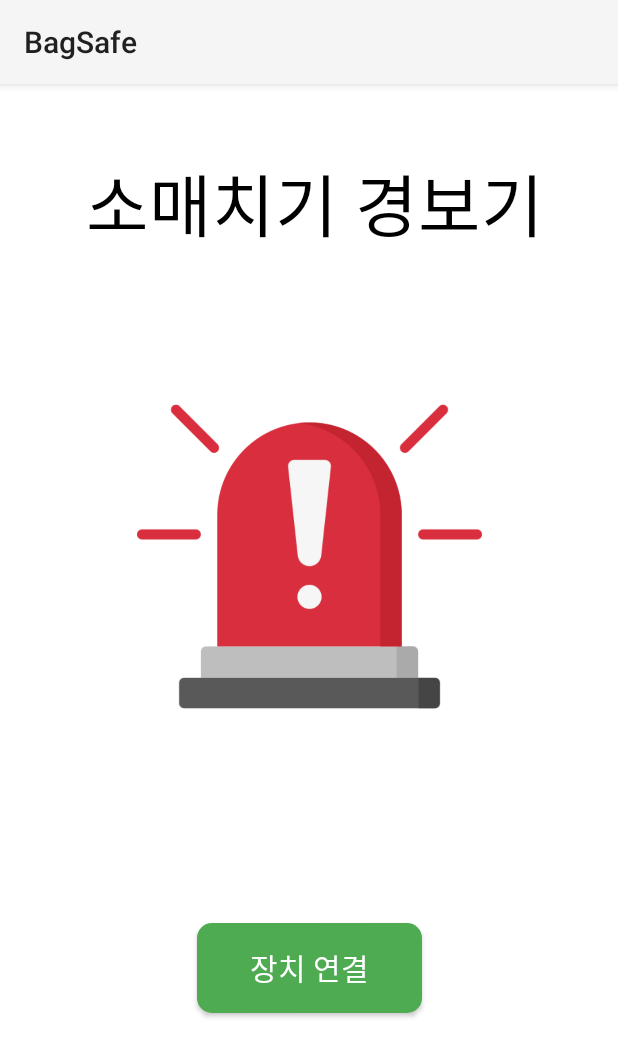
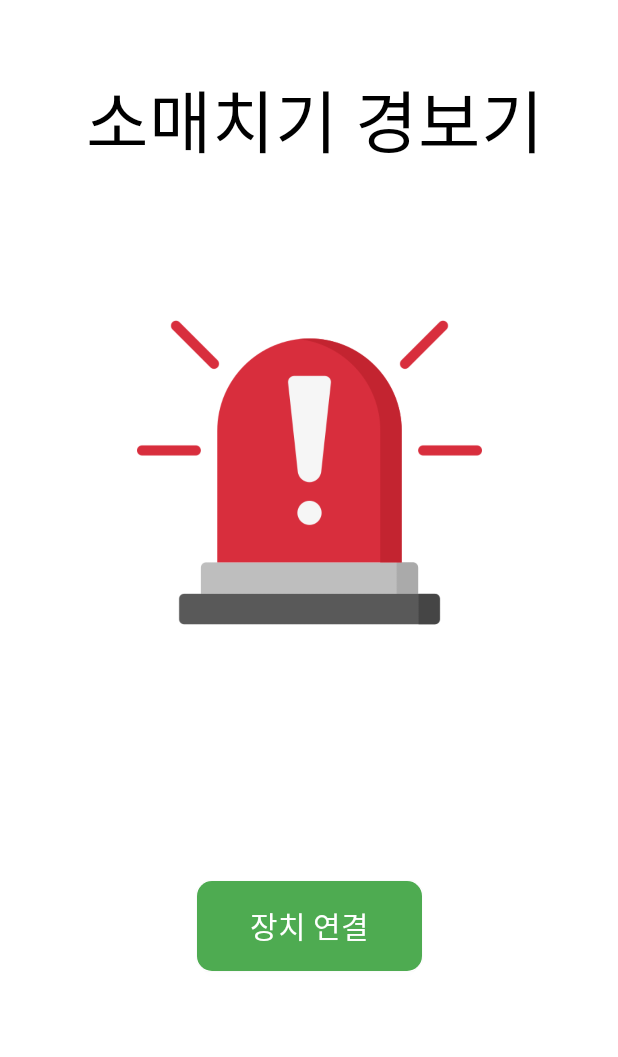
Before and after one commit to Milky-Way00/BagSafe0, an Android app: the screen it shows after launch (MainActivity), on a phone screen of 412 x 824 dp. Shown: the top 1057 px of the screen. Run offline under Robolectric (Android 15) with nearby library versions, the phone set to English and light mode, and no system bars.

Commit message:
BagSafe Project

```diff
--- a/app/src/main/AndroidManifest.xml
+++ b/app/src/main/AndroidManifest.xml
@@ -28,7 +28,7 @@
         android:allowBackup="true"
         android:icon="@mipmap/ic_mainlauncher"
         android:label="@string/app_name"
-        android:theme="@style/Theme.AppCompat.Light"
+        android:theme="@style/Base.Theme.TEST"
         android:roundIcon="@mipmap/ic_launcher_round"
         tools:targetApi="31">
 
--- /dev/null
+++ b/app/src/main/res/drawable/notification_important_24dp.xml
@@ -0,0 +1,9 @@
+<vector xmlns:android="http://schemas.android.com/apk/res/android"
+    android:width="24dp"
+    android:height="24dp"
+    android:viewportWidth="960"
+    android:viewportHeight="960">
+  <path
+      android:pathData="M440,520h80v-200h-80v200ZM480,640q17,0 28.5,-11.5T520,600q0,-17 -11.5,-28.5T480,560q-17,0 -28.5,11.5T440,600q0,17 11.5,28.5T480,640ZM160,760v-80h80v-280q0,-83 50,-147.5T420,168v-28q0,-25 17.5,-42.5T480,80q25,0 42.5,17.5T540,140v28q80,20 130,84.5T720,400v280h80v80L160,760ZM480,460ZM480,880q-33,0 -56.5,-23.5T400,800h160q0,33 -23.5,56.5T480,880ZM320,680h320v-280q0,-66 -47,-113t-113,-47q-66,0 -113,47t-47,113v280Z"
+      android:fillColor="#e3e3e3"/>
+</vector>
--- /dev/null
+++ b/app/src/main/res/font/nanumbold.xml
@@ -0,0 +1,6 @@
+<?xml version="1.0" encoding="utf-8"?>
+<font-family xmlns:android="http://schemas.android.com/apk/res/android">
+    <font
+        android:fontStyle="normal"
+        android:font="@font/nanumbarungothicbold"></font>
+</font-family>
--- a/app/src/main/res/layout/activity_control.xml
+++ b/app/src/main/res/layout/activity_control.xml
@@ -35,6 +35,7 @@
         android:id="@+id/btn_power"
         android:layout_width="match_parent"
         android:layout_height="55dp"
+        android:fontFamily="@font/nanumbold"
         android:text="알림 켜기"
         android:textSize="20sp"
         android:textColor="#000000"
@@ -51,6 +52,7 @@
         android:layout_width="match_parent"
         android:layout_height="55dp"
         android:background="@drawable/btn_disable"
+        android:fontFamily="@font/nanumbold"
         android:text="연결 해제"
         android:textSize="20sp"
         android:textColor="#000000"
--- a/app/src/main/res/layout/activity_main.xml
+++ b/app/src/main/res/layout/activity_main.xml
@@ -32,6 +32,7 @@
         android:layout_width="150dp"
         android:layout_height="60dp"
         android:background="@drawable/btn_able"
+        android:fontFamily="@font/nanumbold"
         android:text="장치 연결"
         android:textColor="#FFFFFF"
         android:textSize="20sp"
@@ -46,6 +47,7 @@
         android:layout_width="380dp"
         android:layout_height="120dp"
         android:text="소매치기 경보기"
+        android:fontFamily="@font/nanumbold"
         android:textColor="#000000"
         android:textSize="45sp"
         android:textAlignment="center"
--- a/app/src/main/res/layout/dialog_confirm.xml
+++ b/app/src/main/res/layout/dialog_confirm.xml
@@ -11,6 +11,7 @@
         android:layout_width="match_parent"
         android:layout_height="wrap_content"
         android:text="연결하시겠습니까?"
+        android:fontFamily="@font/nanumbold"
         android:textColor="#000000"
         android:textSize="25sp"/>
 
@@ -26,6 +27,7 @@
             android:layout_width="0dp"
             android:layout_height="wrap_content"
             android:layout_weight="1"
+            android:fontFamily="@font/nanumbold"
             android:text="네"
             android:textSize="18dp"
             android:backgroundTint="#4CAF50"
@@ -37,6 +39,7 @@
             android:layout_width="0dp"
             android:layout_height="wrap_content"
             android:layout_weight="1"
+            android:fontFamily="@font/nanumbold"
             android:text="아니요"
             android:textSize="18dp"
             android:background="@drawable/btn_disable"/>
--- a/app/src/main/res/values-night/themes.xml
+++ b/app/src/main/res/values-night/themes.xml
@@ -1,7 +1,11 @@
 <resources xmlns:tools="http://schemas.android.com/tools">
     <!-- Base application theme. -->
-    <style name="Base.Theme.TEST" parent="Theme.Material3.DayNight.NoActionBar">
+    <style name="Base.Theme.TEST" parent="Theme.AppCompat.Light.NoActionBar">
         <!-- Customize your dark theme here. -->
         <!-- <item name="colorPrimary">@color/my_dark_primary</item> -->
+
+<!--        <item name="android:windowBackground">@color/white</item>-->
+<!--        <item name="android:colorBackground">@color/white</item>-->
+
     </style>
 </resources>
--- a/app/src/main/res/values/themes.xml
+++ b/app/src/main/res/values/themes.xml
@@ -1,9 +1,11 @@
 <resources xmlns:tools="http://schemas.android.com/tools">
     <!-- Base application theme. -->
-    <style name="Base.Theme.TEST" parent="Theme.Material3.DayNight.NoActionBar">
+    <style name="Base.Theme.TEST" parent="Theme.AppCompat.Light.NoActionBar">
         <!-- Customize your light theme here. -->
-        <!-- <item name="colorPrimary">@color/my_light_primary</item> -->
+<!--        <item name="materialDynamicColors">false</item>-->
+        <!-- <item name="colorPrimary">@color/my_light_prim ary</item> -->
+
     </style>
 
-    <style name="Theme.TEST" parent="Base.Theme.TEST" />
+<!--    <style name="Theme.TEST" parent="Base.Theme.TEST" />-->
 </resources>
```
Also changed, not shown: app/src/main/java/com/example/test/DeviceListActivity.java (+52 -2 lines), app/src/main/java/com/example/test/NotificationService.java (+1 -1 lines), app/src/main/java/com/example/test/NotificationServiceForMainActivity.java (+1 -1 lines), app/src/main/res/drawable/bluetooth_connected_40dp.xml (added, +9 -0 lines), app/src/main/res/drawable/bluetooth_searching_40dp.xml (added, +9 -0 lines), app/src/main/res/drawable/refresh_40dp.xml (added, +9 -0 lines), app/src/main/res/layout/activity_device_list.xml (+21 -10 lines), app/src/main/res/layout/activity_paired_devices.xml (+6 -6 lines), app/src/main/res/drawable/ic_bluetoothpaired.png (deleted), app/src/main/res/drawable/ic_bluetoothpairing.png (deleted), 1 other file.
